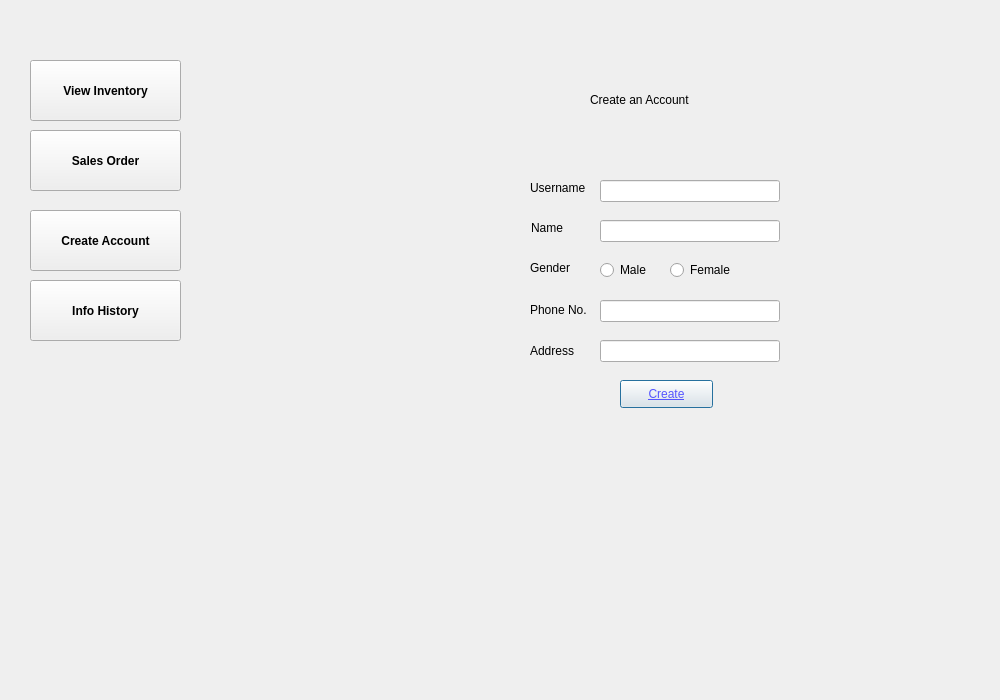
Old version of the form createaccount.ui in the repository Aromakc/Retailhub.
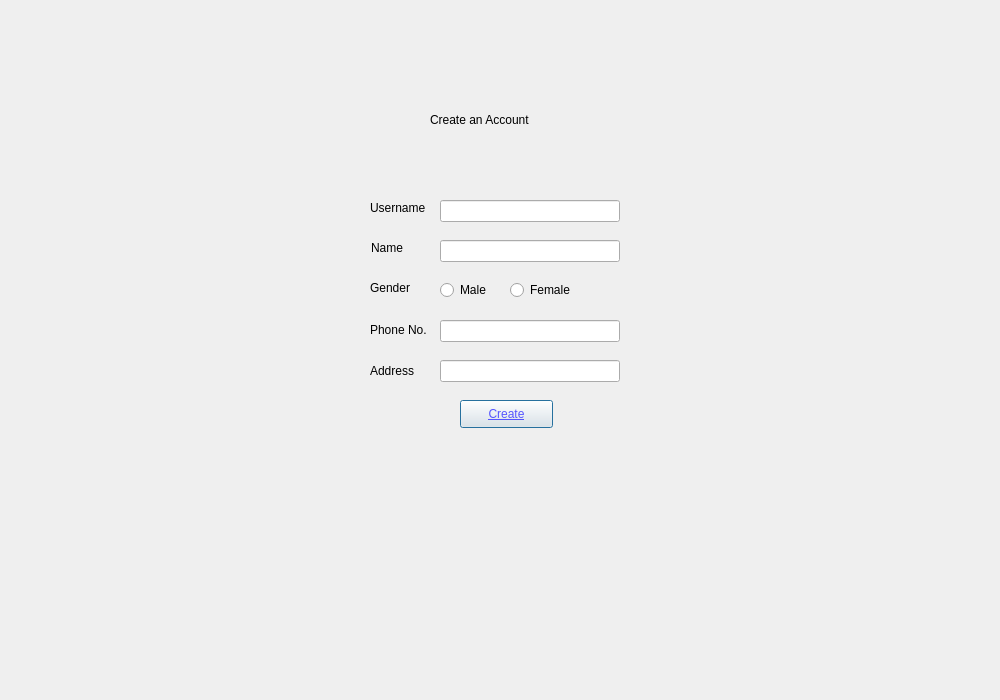
New version of the form.

```diff
--- a/createaccount.ui
+++ b/createaccount.ui
@@ -16,8 +16,8 @@
   <widget class="QLabel" name="label">
    <property name="geometry">
     <rect>
-     <x>590</x>
-     <y>90</y>
+     <x>430</x>
+     <y>110</y>
      <width>151</width>
      <height>20</height>
     </rect>
@@ -32,8 +32,8 @@
   <widget class="QLabel" name="label_2">
    <property name="geometry">
     <rect>
-     <x>531</x>
-     <y>220</y>
+     <x>371</x>
+     <y>240</y>
      <width>55</width>
      <height>16</height>
     </rect>
@@ -45,8 +45,8 @@
   <widget class="QLabel" name="label_3">
    <property name="geometry">
     <rect>
-     <x>530</x>
-     <y>260</y>
+     <x>370</x>
+     <y>280</y>
      <width>55</width>
      <height>16</height>
     </rect>
@@ -58,8 +58,8 @@
   <widget class="QLabel" name="label_4">
    <property name="geometry">
     <rect>
-     <x>530</x>
-     <y>302</y>
+     <x>370</x>
+     <y>322</y>
      <width>91</width>
      <height>16</height>
     </rect>
@@ -71,8 +71,8 @@
   <widget class="QLabel" name="label_5">
    <property name="geometry">
     <rect>
-     <x>530</x>
-     <y>343</y>
+     <x>370</x>
+     <y>363</y>
      <width>55</width>
      <height>16</height>
     </rect>
@@ -84,8 +84,8 @@
   <widget class="QLineEdit" name="line_name">
    <property name="geometry">
     <rect>
-     <x>600</x>
-     <y>220</y>
+     <x>440</x>
+     <y>240</y>
      <width>180</width>
      <height>22</height>
     </rect>
@@ -94,8 +94,8 @@
   <widget class="QRadioButton" name="radioButton_M">
    <property name="geometry">
     <rect>
-     <x>600</x>
-     <y>260</y>
+     <x>440</x>
+     <y>280</y>
      <width>95</width>
      <height>20</height>
     </rect>
@@ -107,8 +107,8 @@
   <widget class="QRadioButton" name="radioButton_F">
    <property name="geometry">
     <rect>
-     <x>670</x>
-     <y>260</y>
+     <x>510</x>
+     <y>280</y>
      <width>95</width>
      <height>20</height>
     </rect>
@@ -120,8 +120,8 @@
   <widget class="QLineEdit" name="line_phone">
    <property name="geometry">
     <rect>
-     <x>600</x>
-     <y>300</y>
+     <x>440</x>
+     <y>320</y>
      <width>180</width>
      <height>22</height>
     </rect>
@@ -130,8 +130,8 @@
   <widget class="QLineEdit" name="line_address">
    <property name="geometry">
     <rect>
-     <x>600</x>
-     <y>340</y>
+     <x>440</x>
+     <y>360</y>
      <width>180</width>
      <height>22</height>
     </rect>
@@ -140,8 +140,8 @@
   <widget class="QLabel" name="label_6">
    <property name="geometry">
     <rect>
-     <x>530</x>
-     <y>180</y>
+     <x>370</x>
+     <y>200</y>
      <width>61</width>
      <height>16</height>
     </rect>
@@ -153,8 +153,8 @@
   <widget class="QLineEdit" name="line_username">
    <property name="geometry">
     <rect>
-     <x>600</x>
-     <y>180</y>
+     <x>440</x>
+     <y>200</y>
      <width>180</width>
      <height>22</height>
     </rect>
@@ -175,8 +175,8 @@
   <widget class="QPushButton" name="pushButton_create">
    <property name="geometry">
     <rect>
-     <x>620</x>
-     <y>380</y>
+     <x>460</x>
+     <y>400</y>
      <width>93</width>
      <height>28</height>
     </rect>
@@ -194,8 +194,8 @@
   <widget class="QLabel" name="label_status">
    <property name="geometry">
     <rect>
-     <x>530</x>
-     <y>140</y>
+     <x>370</x>
+     <y>160</y>
      <width>55</width>
      <height>16</height>
     </rect>
@@ -204,86 +204,6 @@
     <string>&lt;html&gt;&lt;head/&gt;&lt;body&gt;&lt;p&gt;&lt;br/&gt;&lt;/p&gt;&lt;/body&gt;&lt;/html&gt;</string>
    </property>
   </widget>
-  <widget class="QPushButton" name="sales_order">
-   <property name="geometry">
-    <rect>
-     <x>30</x>
-     <y>130</y>
-     <width>151</width>
-     <height>61</height>
-    </rect>
-   </property>
-   <property name="font">
-    <font>
-     <weight>75</weight>
-     <bold>true</bold>
-     <strikeout>false</strikeout>
-    </font>
-   </property>
-   <property name="text">
-    <string>Sales Order</string>
-   </property>
-  </widget>
-  <widget class="QPushButton" name="pushButton_vinv">
-   <property name="geometry">
-    <rect>
-     <x>30</x>
-     <y>60</y>
-     <width>151</width>
-     <height>61</height>
-    </rect>
-   </property>
-   <property name="font">
-    <font>
-     <weight>75</weight>
-     <bold>true</bold>
-     <strikeout>false</strikeout>
-    </font>
-   </property>
-   <property name="text">
-    <string>View Inventory</string>
-   </property>
-  </widget>
-  <widget class="QPushButton" name="create_account">
-   <property name="geometry">
-    <rect>
-     <x>30</x>
-     <y>210</y>
-     <width>151</width>
-     <height>61</height>
-    </rect>
-   </property>
-   <property name="font">
-    <font>
-     <weight>75</weight>
-     <bold>true</bold>
-     <strikeout>false</strikeout>
-    </font>
-   </property>
-   <property name="text">
-    <string>Create Account</string>
-   </property>
-  </widget>
-  <widget class="QPushButton" name="report">
-   <property name="geometry">
-    <rect>
-     <x>30</x>
-     <y>280</y>
-     <width>151</width>
-     <height>61</height>
-    </rect>
-   </property>
-   <property name="font">
-    <font>
-     <weight>75</weight>
-     <bold>true</bold>
-     <strikeout>false</strikeout>
-    </font>
-   </property>
-   <property name="text">
-    <string>Info History</string>
-   </property>
-  </widget>
  </widget>
  <resources/>
  <connections/>
```
